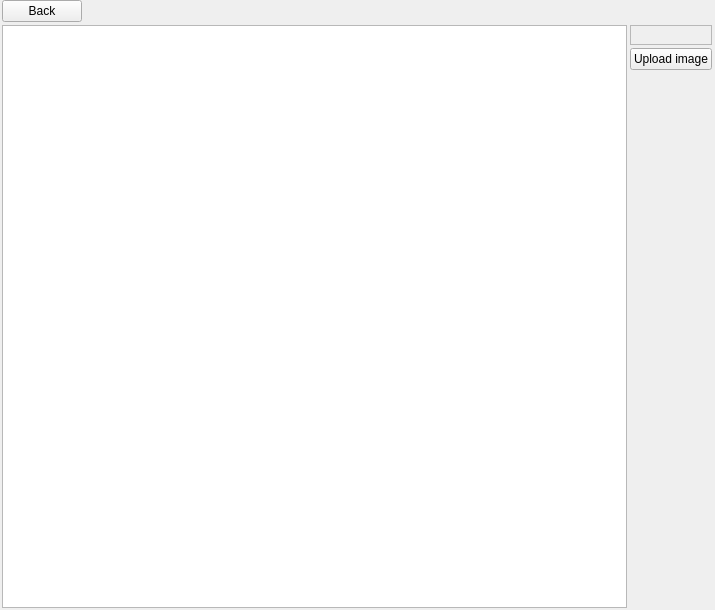
The window that ui/character_editor.ui (zkovari/plotlyst) describes before a commit, drawn with Qt 5.
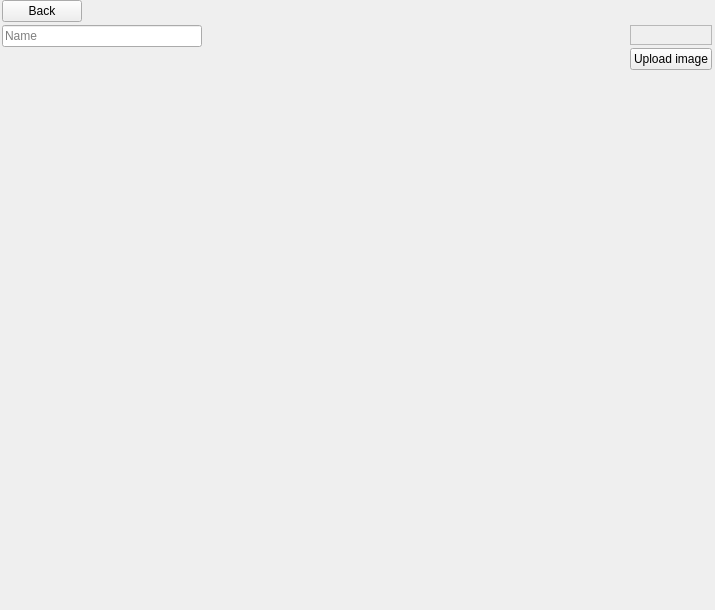
The same window after the commit.

Commit message: Remove table from character editor

```diff
--- a/ui/character_editor.ui
+++ b/ui/character_editor.ui
@@ -61,28 +61,32 @@
    </item>
    <item>
     <layout class="QHBoxLayout" name="horizontalLayout">
-     <item>
-      <widget class="QTableView" name="tblGeneral">
-       <property name="editTriggers">
-        <set>QAbstractItemView::AnyKeyPressed|QAbstractItemView::CurrentChanged|QAbstractItemView::DoubleClicked|QAbstractItemView::EditKeyPressed</set>
+     <item alignment="Qt::AlignTop">
+      <widget class="QLineEdit" name="lineName">
+       <property name="maximumSize">
+        <size>
+         <width>200</width>
+         <height>16777215</height>
+        </size>
        </property>
-       <property name="showGrid">
-        <bool>false</bool>
+       <property name="placeholderText">
+        <string>Name</string>
        </property>
-       <property name="sortingEnabled">
-        <bool>true</bool>
-       </property>
-       <attribute name="horizontalHeaderVisible">
-        <bool>false</bool>
-       </attribute>
-       <attribute name="verticalHeaderVisible">
-        <bool>false</bool>
-       </attribute>
-       <attribute name="verticalHeaderDefaultSectionSize">
-        <number>21</number>
-       </attribute>
       </widget>
      </item>
+     <item>
+      <spacer name="horizontalSpacer">
+       <property name="orientation">
+        <enum>Qt::Horizontal</enum>
+       </property>
+       <property name="sizeHint" stdset="0">
+        <size>
+         <width>40</width>
+         <height>20</height>
+        </size>
+       </property>
+      </spacer>
+     </item>
      <item>
       <layout class="QVBoxLayout" name="verticalLayout_2">
        <item>
```
The commit also changes 3 other files.
